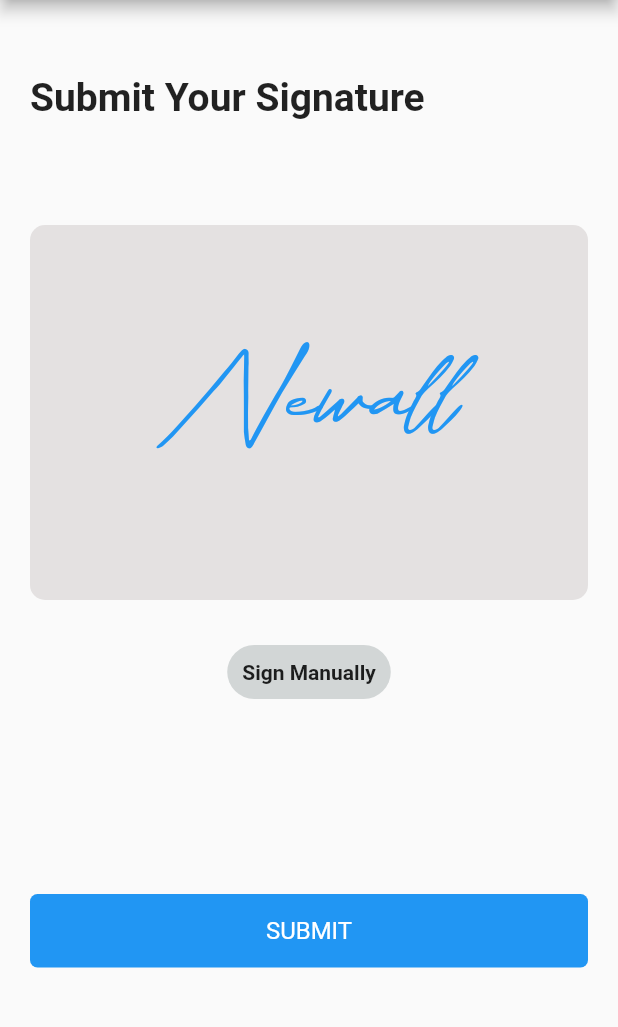
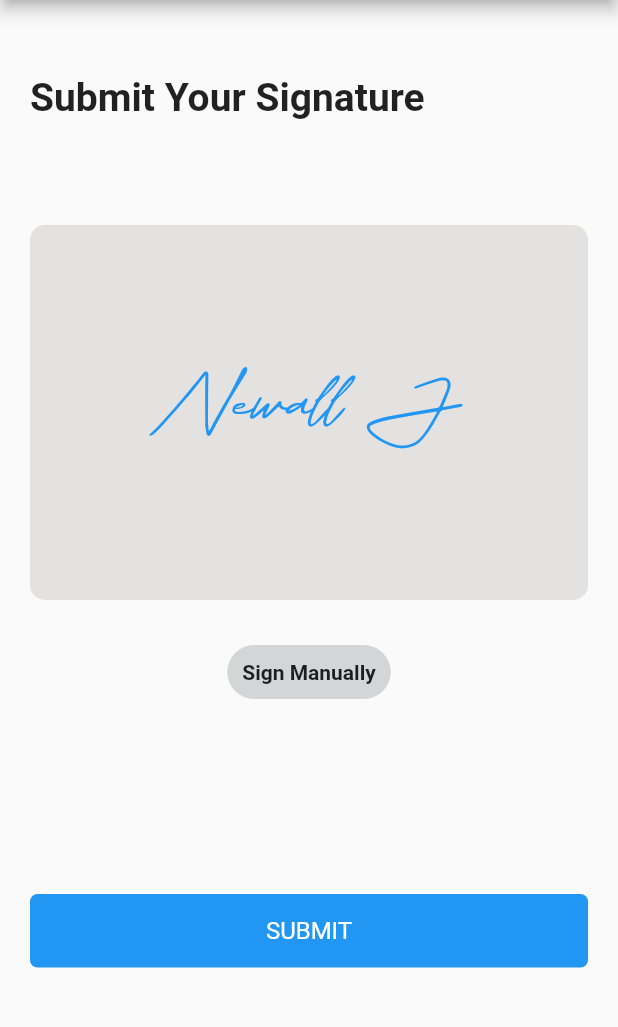
Before and after one commit to newallJemuelD/task_signature_pad, a Flutter app: the screen it shows after launch, on a phone screen of 412 x 824 dp, the part 84-1111 px from its top. Run offline on Flutter 3.47's test engine with Material 2 defaults, Android fonts, the phone set to English and light mode, and no system bars; our stand-ins replace signature.

Commit message:
sign output display and pre-entered sign string manipulation

```diff
--- a/lib/screens/default_sign_screen.dart
+++ b/lib/screens/default_sign_screen.dart
@@ -9,6 +9,77 @@ class DefaultSignScreen extends StatefulWidget {
 }
 
 class _DefaultSignScreenState extends State<DefaultSignScreen> {
+  String formatText(String name) {
+    String fullName = name;
+    List<String> names = fullName.split(' ');
+
+    // Exclude titles logic - check truncatedFirstName and truncatedSecondName below
+    List<String> prefixTitles = [
+      'Mr',
+      'Ms',
+      'Mrs',
+      'Dr',
+      'Fr',
+      'Prof',
+      'Mr.',
+      'Ms.',
+      'Mrs.',
+      'Dr.',
+      'Fr.',
+      'Prof.'
+    ];
+
+    // Suffix list
+    List<String> suffixTitles = [
+      'Jr',
+      'Sr',
+      'C/O',
+      'D/O',
+      'S/O',
+      'Jr.',
+      'Sr.',
+      'C/O.',
+      'D/O.',
+      'S/O.'
+    ];
+
+    // Prefix check
+    String truncatedFirstName =
+        names.isNotEmpty && !prefixTitles.contains(names[0]) ? names[0] : '';
+
+    // Add initial letters of other names
+    // First name single letter means display second name fully logic
+    String truncatedSecondName = names.length > 1
+        ? truncatedFirstName == '' || truncatedFirstName.length == 1
+            ? names[1]
+            : names[1].substring(0, 1).toUpperCase()
+        : '';
+
+    // Suffix check
+    String truncatedThirdName =
+        names.length > 2 && !suffixTitles.contains(names[2])
+            ? names[2].substring(0, 1)
+            : '';
+
+    // Suffix check
+    String truncatedFourthName =
+        names.length > 3 && !suffixTitles.contains(names[3])
+            ? names[3].substring(0, 1)
+            : '';
+
+    // Uppercase is add using .toUpperCase() method
+    String formattedName =
+        '$truncatedFirstName $truncatedSecondName ${truncatedThirdName.toUpperCase()} ${truncatedFourthName.toUpperCase()}'
+            .trim();
+
+    // Limit text to 18 characters
+    (formattedName.length > 18)
+        ? formattedName = formattedName.substring(0, 18)
+        : formattedName;
+
+    return formattedName;
+  }
+
   @override
   Widget build(BuildContext context) {
     return Scaffold(
@@ -18,7 +89,7 @@ class _DefaultSignScreenState extends State<DefaultSignScreen> {
       body: Column(
         children: [
           _buildHeadingWidget(),
-          _buildDefaultSignWidget(context),
+          _buildDefaultSignWidget(context, name: 'Newall Jemuel Sr'),
           _buildButtonWidget(),
           _buildSubmitButton(),
         ],
@@ -78,7 +149,7 @@ class _DefaultSignScreenState extends State<DefaultSignScreen> {
     );
   }
 
-  Widget _buildDefaultSignWidget(BuildContext context) {
+  Widget _buildDefaultSignWidget(BuildContext context, {String? name}) {
     return Container(
       margin: const EdgeInsets.symmetric(horizontal: 20),
       height: 250,
@@ -87,12 +158,14 @@ class _DefaultSignScreenState extends State<DefaultSignScreen> {
         color: const Color.fromARGB(255, 228, 225, 225),
         borderRadius: BorderRadius.circular(10),
       ),
-      child: const Center(
+      child: Center(
         child: Text(
-          'Newall',
-          style: TextStyle(
+          formatText(name ?? '--'),
+          maxLines: 1,
+          style: const TextStyle(
             fontFamily: 'Signature',
-            fontSize: 100.0,
+            // Fontsize is given 48, 56, 64
+            fontSize: 64,
             color: Colors.blue,
           ),
         ),
```
Also changed, not shown: lib/screens/output_screen.dart (added, +60 -0 lines), lib/screens/sign_manual_screen.dart (+22 -3 lines).
